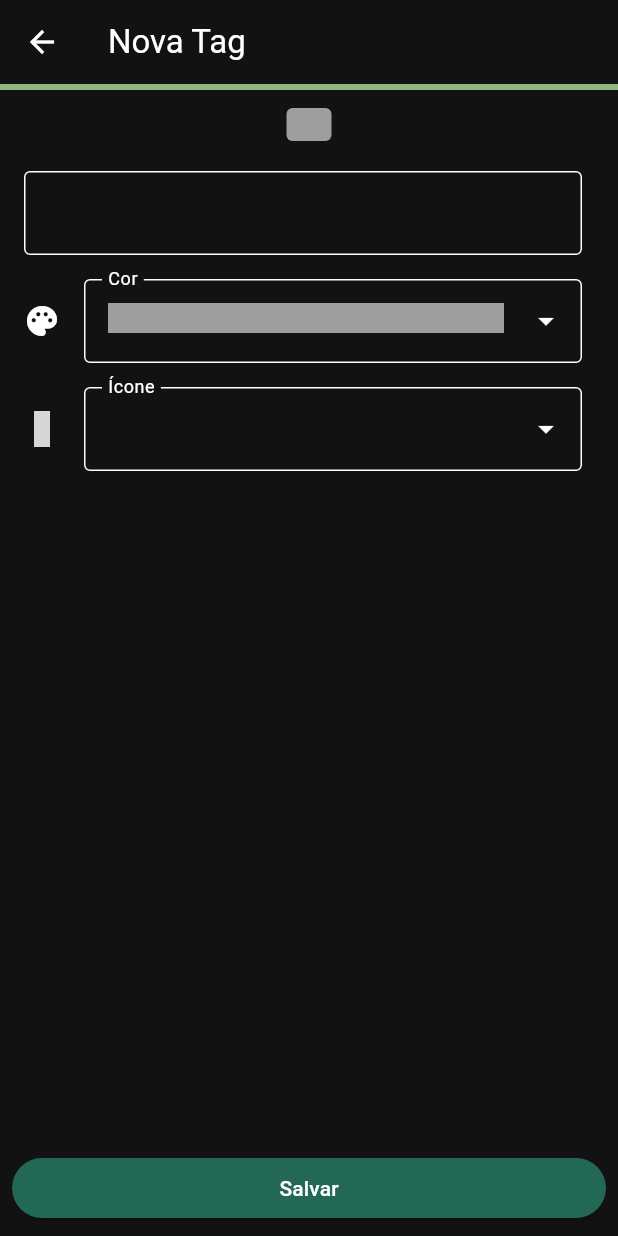
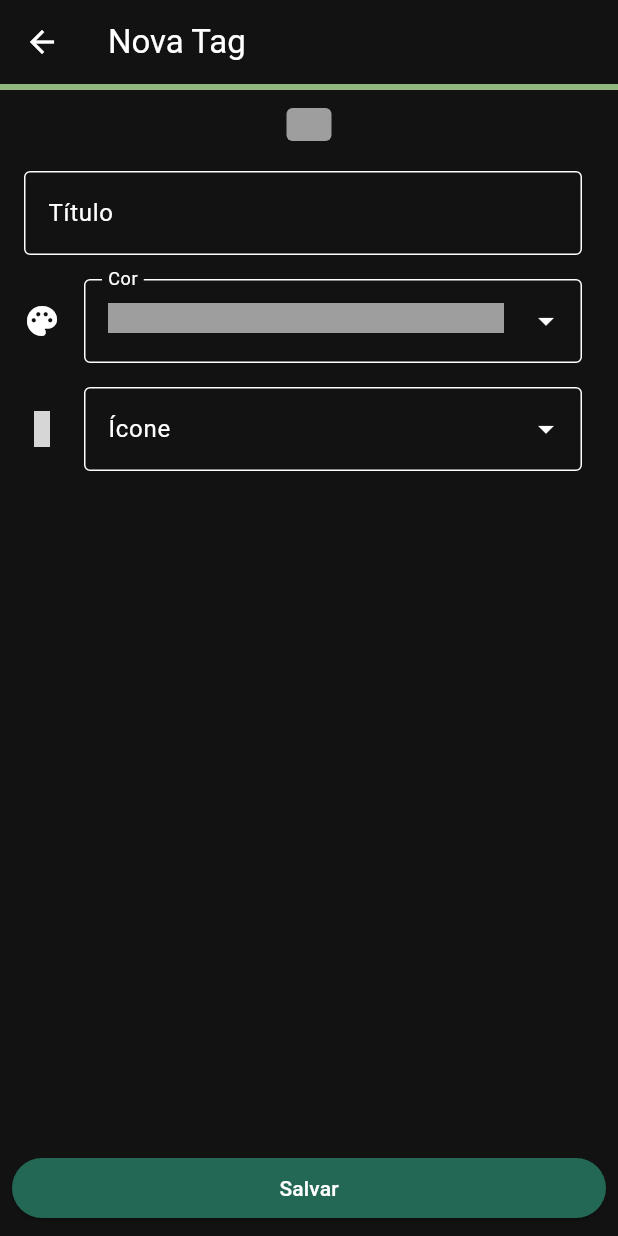
Before and after one commit to collbreno/xpenses, a Flutter app: the TagListPage screen opened by its route, after a tap on "Tag", on a phone screen of 412 x 824 dp. Run offline on Flutter 3.47's test engine with Material 3 defaults, Android fonts, the phone set to English and light mode, and no system bars; our stand-ins replace drift, drift_flutter, equatable, flutter_bloc, go_router, material_design_icons_flutter and 2 more; missing offline and left inert: money2; accounts and stored records are empty; generated files the repository leaves out were written again; grey boxes are pictures that could not be loaded.

Commit message:
fixing tag form

```diff
--- a/lib/pages/tag_form_page.dart
+++ b/lib/pages/tag_form_page.dart
@@ -65,7 +65,7 @@ class _TagFormPageState extends State<TagFormPage> {
       //         await context.read<Box<Tag>>().removeAsync(widget.tag!.id);
       //         widget.onSaved();
       //       },
-      appbarTitle: const Text('Nova Tag'),
+      appbarTitle: Text(_isUpdate ? 'Editar Tag' : 'Nova Tag'),
       header: Padding(
         padding: const EdgeInsets.all(12),
         child: TagChip(
@@ -83,6 +83,7 @@ class _TagFormPageState extends State<TagFormPage> {
           onSaved: _setText,
           maxLines: 1,
           initialValue: _tag.name,
+          label: 'Título',
         ),
         ColorFormField(
           onChanged: (value) => setState(() {
--- /dev/null
+++ b/lib/utils/string_utils.dart
@@ -0,0 +1,3 @@
+extension StringNullableExt on String? {
+  bool get isNullOrEmpty => this == null || this!.isEmpty;
+}
--- a/lib/widgets/form_fields/icon_form_field.dart
+++ b/lib/widgets/form_fields/icon_form_field.dart
@@ -2,6 +2,7 @@ import 'package:flutter/material.dart';
 import 'package:material_design_icons_flutter/icon_map.dart';
 import 'package:material_design_icons_flutter/material_design_icons_flutter.dart';
 import 'package:xpenses/utils/focus_utils.dart';
+import 'package:xpenses/utils/string_utils.dart';
 import 'package:xpenses/widgets/picker_dialog.dart';
 
 class IconFormField extends FormField<String> {
@@ -15,7 +16,7 @@ class IconFormField extends FormField<String> {
             return Builder(
               builder: (context) {
                 return ListTile(
-                  trailing: state.value!.isEmpty
+                  trailing: state.value.isNullOrEmpty
                       ? null
                       : IconButton(
                           icon: const Icon(Icons.close),
@@ -48,19 +49,19 @@ class IconFormField extends FormField<String> {
                     onChanged?.call(result);
                   },
                   title: InputDecorator(
-                    isEmpty: state.value == null,
+                    isEmpty: state.value.isNullOrEmpty,
                     decoration: InputDecoration(
                       icon: Icon(MdiIcons.stickerEmoji),
                       border: const OutlineInputBorder(),
                       hintText: 'Insira o ícone',
                       labelText: 'Ícone',
                       errorText: state.errorText,
-                      prefixIcon: state.value == null
+                      prefixIcon: state.value.isNullOrEmpty
                           ? null
                           : Icon(iconMap[state.value]),
                       suffixIcon: const Icon(Icons.arrow_drop_down),
                     ),
-                    child: state.value!.isEmpty
+                    child: state.value.isNullOrEmpty
                         ? null
                         : FittedBox(
                             fit: BoxFit.scaleDown,
```
